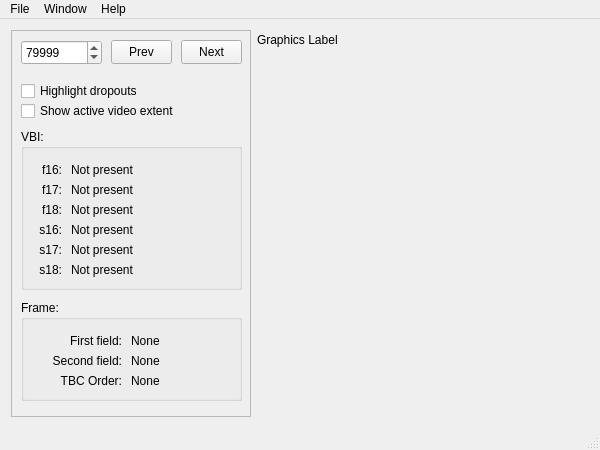
Before: the Qt Designer form tools/ld-analyse/mainwindow.ui in happycube/ld-decode, drawn with Qt 5.
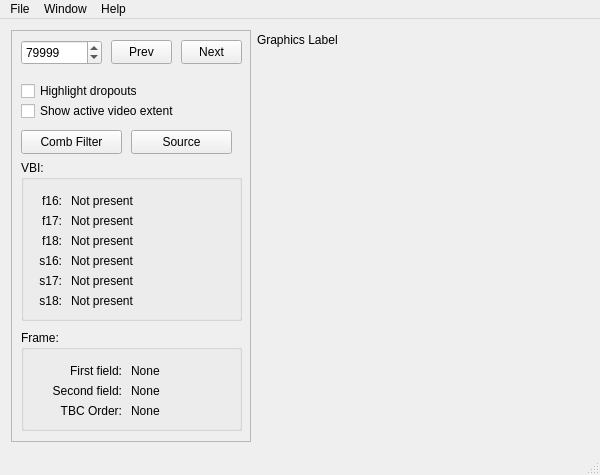
After: the same form once the commit is applied. Icons and pictures are not drawn.

Commit message:
Added PAL and NTSC comb filter frame preview to ld-analyse
New ld-analyse feature that allows the user to process the current frame
through the NTSC or PAL comb filter (2D) to see what the resulting frame
should look like

Patch:
```diff
--- a/tools/ld-analyse/mainwindow.ui
+++ b/tools/ld-analyse/mainwindow.ui
@@ -7,7 +7,7 @@
     <x>0</x>
     <y>0</y>
     <width>600</width>
-    <height>450</height>
+    <height>475</height>
    </rect>
   </property>
   <property name="sizePolicy">
@@ -19,7 +19,7 @@
   <property name="minimumSize">
    <size>
     <width>600</width>
-    <height>450</height>
+    <height>475</height>
    </size>
   </property>
   <property name="windowTitle">
@@ -129,7 +129,7 @@
        <property name="geometry">
         <rect>
          <x>10</x>
-         <y>99</y>
+         <y>130</y>
          <width>221</width>
          <height>161</height>
         </rect>
@@ -316,7 +316,7 @@
        <property name="geometry">
         <rect>
          <x>10</x>
-         <y>270</y>
+         <y>300</y>
          <width>221</width>
          <height>101</height>
         </rect>
@@ -412,6 +412,32 @@
         </property>
        </widget>
       </widget>
+      <widget class="QPushButton" name="combFilterPushButton">
+       <property name="geometry">
+        <rect>
+         <x>10</x>
+         <y>100</y>
+         <width>101</width>
+         <height>24</height>
+        </rect>
+       </property>
+       <property name="text">
+        <string>Comb Filter</string>
+       </property>
+      </widget>
+      <widget class="QPushButton" name="sourcePushButton">
+       <property name="geometry">
+        <rect>
+         <x>120</x>
+         <y>100</y>
+         <width>101</width>
+         <height>24</height>
+        </rect>
+       </property>
+       <property name="text">
+        <string>Source</string>
+       </property>
+      </widget>
      </widget>
     </item>
     <item>
```
The commit also changes 3 other files.
